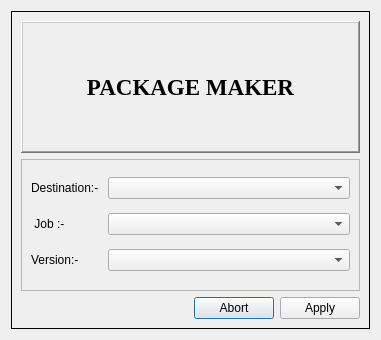
Before: the Qt Designer form package_maker/src/resource/resource_main.ui in DaseinPipe/package_maker, drawn with Qt 5.
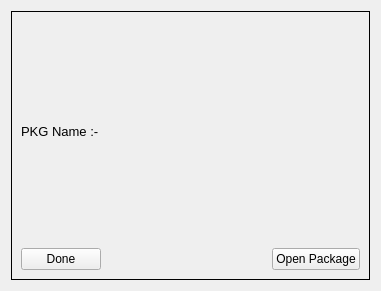
After: the same form once the commit is applied.

Diff of the .ui file:
```diff
--- a/package_maker/src/resource/resource_main.ui
+++ b/package_maker/src/resource/resource_main.ui
@@ -7,7 +7,7 @@
     <x>0</x>
     <y>0</y>
     <width>381</width>
-    <height>340</height>
+    <height>291</height>
    </rect>
   </property>
   <property name="windowTitle">
@@ -26,7 +26,7 @@
       <enum>QFrame::Box</enum>
      </property>
      <property name="currentIndex">
-      <number>0</number>
+      <number>3</number>
      </property>
      <widget class="QWidget" name="global_page">
       <layout class="QGridLayout" name="gridLayout_5">
@@ -516,6 +516,74 @@
        </item>
       </layout>
      </widget>
+     <widget class="QWidget" name="exit_page">
+      <layout class="QGridLayout" name="gridLayout_7">
+       <item row="0" column="0" colspan="3">
+        <layout class="QHBoxLayout" name="horizontalLayout_8">
+         <item>
+          <widget class="QLabel" name="pkg_name_label_header_2">
+           <property name="sizePolicy">
+            <sizepolicy hsizetype="Fixed" vsizetype="Preferred">
+             <horstretch>0</horstretch>
+             <verstretch>0</verstretch>
+            </sizepolicy>
+           </property>
+           <property name="font">
+            <font>
+             <pointsize>10</pointsize>
+            </font>
+           </property>
+           <property name="text">
+            <string>PKG Name :-</string>
+           </property>
+          </widget>
+         </item>
+         <item>
+          <widget class="QLabel" name="pkg_name_exit_label">
+           <property name="font">
+            <font>
+             <family>Times New Roman</family>
+             <pointsize>15</pointsize>
+             <weight>75</weight>
+             <bold>true</bold>
+            </font>
+           </property>
+           <property name="text">
+            <string/>
+           </property>
+          </widget>
+         </item>
+        </layout>
+       </item>
+       <item row="1" column="0">
+        <widget class="QPushButton" name="done_pushButton">
+         <property name="text">
+          <string>Done</string>
+         </property>
+        </widget>
+       </item>
+       <item row="1" column="1">
+        <spacer name="horizontalSpacer_3">
+         <property name="orientation">
+          <enum>Qt::Horizontal</enum>
+         </property>
+         <property name="sizeHint" stdset="0">
+          <size>
+           <width>132</width>
+           <height>20</height>
+          </size>
+         </property>
+        </spacer>
+       </item>
+       <item row="1" column="2">
+        <widget class="QPushButton" name="open_pkg_pushButton">
+         <property name="text">
+          <string>Open Package</string>
+         </property>
+        </widget>
+       </item>
+      </layout>
+     </widget>
     </widget>
    </item>
   </layout>
```
Left out of the diff: 8 changed lines with no effect on the pictures.
